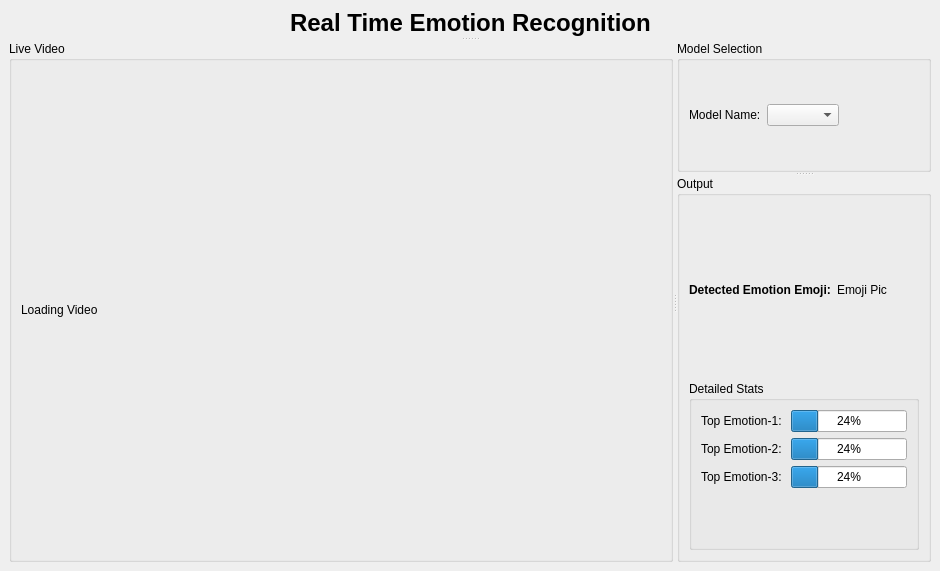
Before: the Qt Designer form Forms/MainWindow.ui in mehtajinesh/EmotionRealTimeRecognitor, drawn with Qt 5.
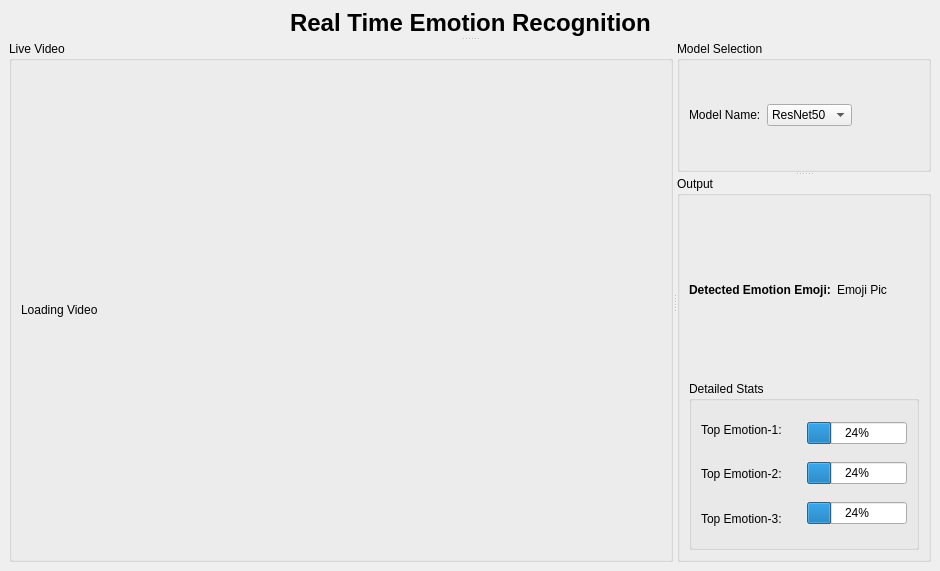
After: the same form once the commit is applied.

Diff of the .ui file:
```diff
--- a/Forms/MainWindow.ui
+++ b/Forms/MainWindow.ui
@@ -114,7 +114,13 @@
            </widget>
           </item>
           <item>
-           <widget class="QComboBox" name="comboBoxModelSelection"/>
+           <widget class="QComboBox" name="comboBoxModelSelection">
+            <item>
+             <property name="text">
+              <string>ResNet50</string>
+             </property>
+            </item>
+           </widget>
           </item>
           <item>
            <spacer name="horizontalSpacerEndModelSelection">
@@ -177,48 +183,74 @@
             <property name="title">
              <string>Detailed Stats</string>
             </property>
-            <layout class="QFormLayout" name="formLayout">
-             <item row="0" column="0">
+            <layout class="QHBoxLayout" name="horizontalLayout">
+             <item>
+              <layout class="QVBoxLayout" name="verticalLayout_5">
+               <item>
               <widget class="QLabel" name="labelTopEmotion_1">
+                 <property name="minimumSize">
+                  <size>
+                   <width>100</width>
+                   <height>0</height>
+                  </size>
+                 </property>
                <property name="text">
                 <string>Top Emotion-1:</string>
                </property>
               </widget>
              </item>
-             <item row="0" column="1">
-              <widget class="QProgressBar" name="progressBarTopEmotion1">
-               <property name="value">
-                <number>24</number>
-               </property>
-              </widget>
-             </item>
-             <item row="1" column="0">
+               <item>
               <widget class="QLabel" name="labelTopEmotion_2">
+                 <property name="minimumSize">
+                  <size>
+                   <width>100</width>
+                   <height>0</height>
+                  </size>
+                 </property>
                <property name="text">
                 <string>Top Emotion-2: </string>
                </property>
               </widget>
              </item>
-             <item row="1" column="1">
-              <widget class="QProgressBar" name="progressBarTopEmotion2">
-               <property name="value">
-                <number>24</number>
-               </property>
-              </widget>
-             </item>
-             <item row="2" column="0">
+               <item>
               <widget class="QLabel" name="labelTopEmotion_3">
+                 <property name="minimumSize">
+                  <size>
+                   <width>100</width>
+                   <height>0</height>
+                  </size>
+                 </property>
                <property name="text">
                 <string>Top Emotion-3:</string>
                </property>
               </widget>
              </item>
-             <item row="2" column="1">
+              </layout>
+             </item>
+             <item>
+              <layout class="QVBoxLayout" name="verticalLayout_4">
+               <item>
+                <widget class="QProgressBar" name="progressBarTopEmotion1">
+                 <property name="value">
+                  <number>24</number>
+                 </property>
+                </widget>
+               </item>
+               <item>
+                <widget class="QProgressBar" name="progressBarTopEmotion2">
+                 <property name="value">
+                  <number>24</number>
+                 </property>
+                </widget>
+               </item>
+               <item>
               <widget class="QProgressBar" name="progressBarTopEmotion3">
                <property name="value">
                 <number>24</number>
                </property>
               </widget>
+               </item>
+              </layout>
              </item>
             </layout>
            </widget>
```
Lines whose indentation alone changed are shown as unchanged.
